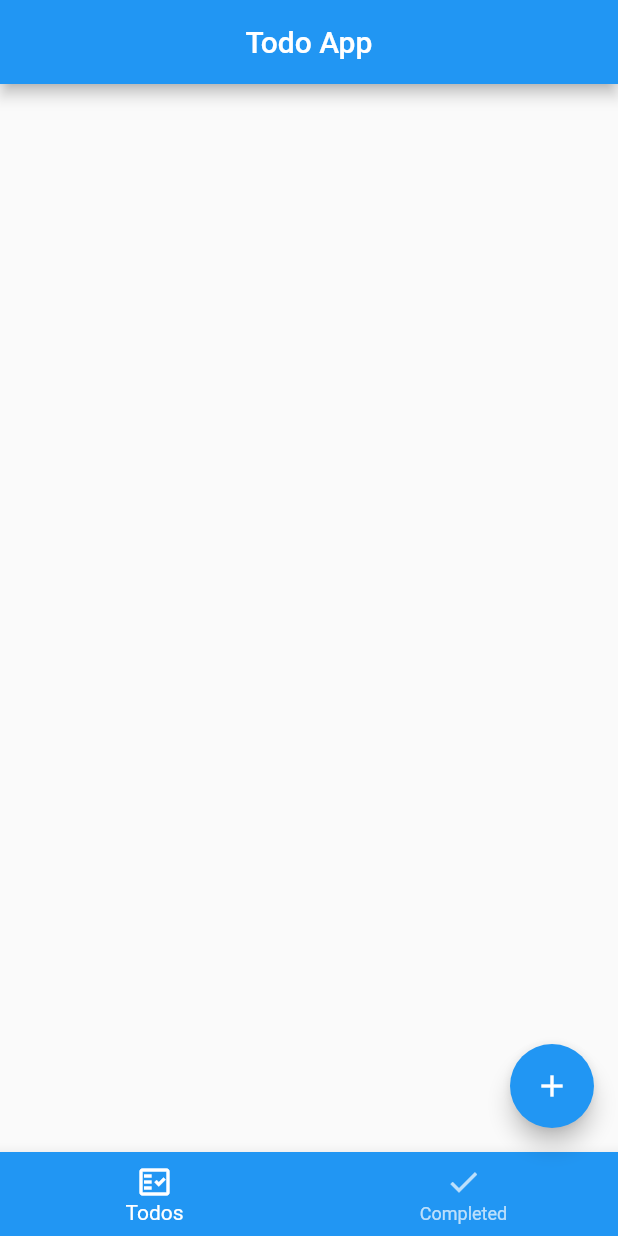
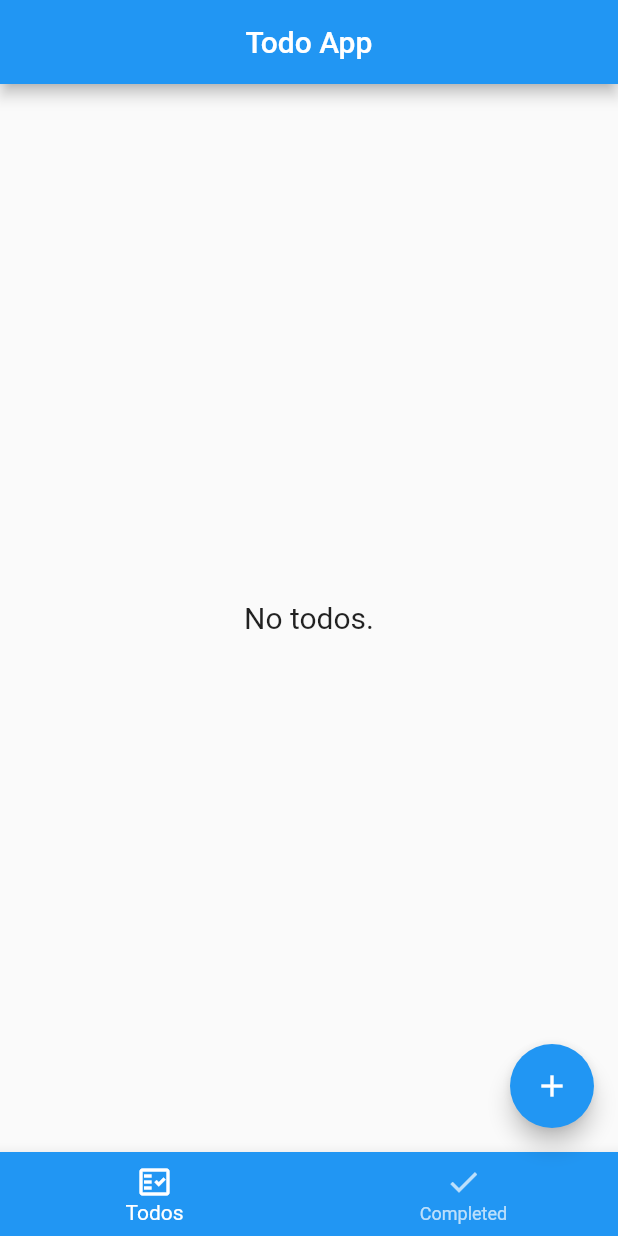
Before and after one commit to Khylesiarot/todolist_siarot, a Flutter app: the screen it shows after launch, on a phone screen of 412 x 824 dp. Run offline on Flutter 3.47's test engine with Material 2 defaults, Android fonts, the light colour scheme and no system bars; our stand-ins replace flutter_slidable.

Commit message:
To do List cards

```diff
--- a/lib/main.dart
+++ b/lib/main.dart
@@ -2,6 +2,8 @@ import 'package:flutter/material.dart';
 import 'package:todolist_siarot/Provider/todolist_provider.dart';
 import 'package:todolist_siarot/widgets/add_dialog.dart';
 import 'package:provider/provider.dart';
+
+import 'widgets/todo_list_widget.dart';
 
 void main() {
   runApp(ChangeNotifierProvider(
@@ -26,6 +28,16 @@ class HomePage extends StatefulWidget {
 class _HomePageState extends State<HomePage> {
   int selectedIndex = 0;
 
+  final tabs = [
+    Center(
+      child: Consumer<ToDoListProvider>(
+        builder: (context, value, child) {
+          return TodoListWidget();
+        },
+      ),
+    ),
+  ];
+
   @override
   Widget build(BuildContext context) {
     return Scaffold(
@@ -44,6 +56,9 @@ class _HomePageState extends State<HomePage> {
           BottomNavigationBarItem(icon: Icon(Icons.done), label: 'Completed'),
         ],
       ),
+
+      body: tabs[selectedIndex],
+
       floatingActionButton: FloatingActionButton(
         onPressed: () {
           showDialog(context: context, builder: (context) =>
--- /dev/null
+++ b/lib/widgets/todo_list_widget.dart
@@ -0,0 +1,35 @@
+import 'package:flutter/material.dart';
+import 'package:provider/provider.dart';
+import 'package:todolist_siarot/Provider/todolist_provider.dart';
+
+import 'todo_card.dart';
+
+
+class TodoListWidget extends StatelessWidget {
+  const TodoListWidget({super.key});
+
+  @override
+  Widget build(BuildContext context) {
+    final provider = Provider.of<ToDoListProvider>(context);
+    final todos = provider.list;
+
+    return todos.isEmpty
+        ? Center(
+            child: Text(
+              'No todos.',
+              style: TextStyle(fontSize: 20),
+            ),
+          )
+        : ListView.separated(
+            physics: BouncingScrollPhysics(),
+            padding: EdgeInsets.all(16),
+            separatorBuilder: (context, index) => Container(height: 8),
+            itemCount: todos.length,
+            itemBuilder: (context, index) {
+              final todo = todos[index];
+
+              return TodoWidget(todo: todo);
+            },
+          );
+  }
+}
--- a/pubspec.yaml
+++ b/pubspec.yaml
@@ -37,6 +37,7 @@ dependencies:
   cupertino_icons: ^1.0.2
   provider: ^6.0.5
   uuid: ^3.0.7
+  flutter_slidable: ^2.0.0
 
 dev_dependencies:
   flutter_test:
```
Also changed, not shown: lib/widgets/todo_card.dart (added, +97 -0 lines), pubspec.lock.
